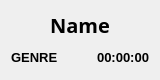
The window that include/playlistCard.ui (waveplough/MusicPlaylistManager) describes before a commit, drawn with Qt 5.
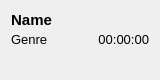
The same window after the commit.

The edit to the form file:
```diff
--- a/include/playlistCard.ui
+++ b/include/playlistCard.ui
@@ -18,13 +18,28 @@
   </property>
   <layout class="QVBoxLayout" name="verticalLayout">
    <item>
-    <layout class="QVBoxLayout" name="componentVLayout">
-     <item>
+    <layout class="QFormLayout" name="formLayout">
+     <property name="fieldGrowthPolicy">
+      <enum>QFormLayout::FieldGrowthPolicy::AllNonFixedFieldsGrow</enum>
+     </property>
+     <property name="verticalSpacing">
+      <number>0</number>
+     </property>
+     <property name="topMargin">
+      <number>0</number>
+     </property>
+     <item row="0" column="0">
       <widget class="QLabel" name="playlistNameLabel">
+       <property name="minimumSize">
+        <size>
+         <width>0</width>
+         <height>0</height>
+        </size>
+       </property>
        <property name="font">
         <font>
-         <family>Yu Gothic</family>
-         <pointsize>15</pointsize>
+         <family>Segoe UI</family>
+         <pointsize>11</pointsize>
          <bold>true</bold>
         </font>
        </property>
@@ -39,18 +54,24 @@
        </property>
       </widget>
      </item>
-     <item>
-      <layout class="QHBoxLayout" name="GenDurLayout">
+     <item row="1" column="0" colspan="2">
+      <layout class="QHBoxLayout" name="horizontalLayout">
+       <property name="spacing">
+        <number>0</number>
+       </property>
+       <property name="bottomMargin">
+        <number>0</number>
+       </property>
        <item>
         <widget class="QLabel" name="playlistGenreLabel">
          <property name="font">
           <font>
            <pointsize>10</pointsize>
-           <bold>true</bold>
+           <bold>false</bold>
           </font>
          </property>
          <property name="text">
-          <string>GENRE</string>
+          <string>Genre</string>
          </property>
         </widget>
        </item>
@@ -73,7 +94,7 @@
           <font>
            <family>Arial</family>
            <pointsize>10</pointsize>
-           <bold>true</bold>
+           <bold>false</bold>
           </font>
          </property>
          <property name="text">
```
